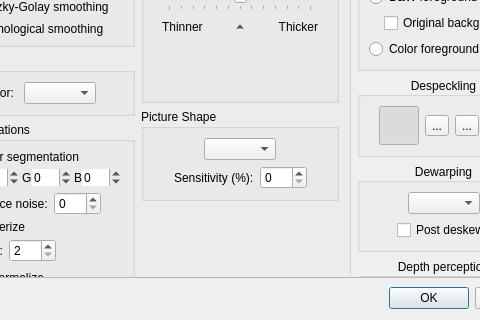
Old version of the form ui/DefaultParamsDialog.ui in the repository 4lex4/scantailor-advanced; both pictures show x 91 to 571 and y 235 to 555 of the 657 by 555 pixel window.
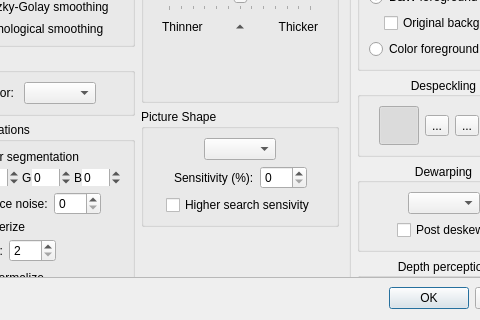
New version of the form. The open tabs and pages were chosen to show the change. Icons and pictures are not drawn.

Commit message:
Added "Higher search sensitivity" option into picture shape options.
It gives the same search result as they were in Enhanced (& Featured) versions.

Diff of the .ui file:
```diff
--- a/ui/DefaultParamsDialog.ui
+++ b/ui/DefaultParamsDialog.ui
@@ -1768,7 +1768,7 @@
           <property name="geometry">
            <rect>
             <x>0</x>
-            <y>-27</y>
+            <y>0</y>
             <width>646</width>
             <height>477</height>
            </rect>
@@ -3041,6 +3041,43 @@
                        </layout>
                       </widget>
                      </item>
+                     <item>
+                      <layout class="QHBoxLayout" name="horizontalLayout_34">
+                       <item>
+                        <spacer name="horizontalSpacer_72">
+                         <property name="orientation">
+                          <enum>Qt::Horizontal</enum>
+                         </property>
+                         <property name="sizeHint" stdset="0">
+                          <size>
+                           <width>1</width>
+                           <height>0</height>
+                          </size>
+                         </property>
+                        </spacer>
+                       </item>
+                       <item>
+                        <widget class="QCheckBox" name="higherSearchSensitivityCB">
+                         <property name="text">
+                          <string>Higher search sensivity</string>
+                         </property>
+                        </widget>
+                       </item>
+                       <item>
+                        <spacer name="horizontalSpacer_73">
+                         <property name="orientation">
+                          <enum>Qt::Horizontal</enum>
+                         </property>
+                         <property name="sizeHint" stdset="0">
+                          <size>
+                           <width>1</width>
+                           <height>0</height>
+                          </size>
+                         </property>
+                        </spacer>
+                       </item>
+                      </layout>
+                     </item>
                     </layout>
                    </widget>
                   </item>
```
Left out of the diff: 2 changed lines with no effect on the pictures. The commit also changes 9 other files.
